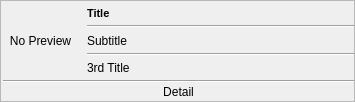
First picture: the form in ui/item.ui, repository iceanimations/customui, before the edit.
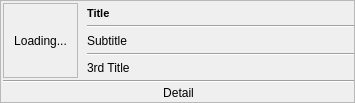
Second picture: the form after the edit.

Diff of the .ui file:
```diff
--- a/ui/item.ui
+++ b/ui/item.ui
@@ -7,7 +7,7 @@
     <x>0</x>
     <y>0</y>
     <width>355</width>
-    <height>101</height>
+    <height>103</height>
    </rect>
   </property>
   <property name="sizePolicy">
@@ -79,10 +79,10 @@
         </size>
        </property>
        <property name="frameShape">
-        <enum>QFrame::NoFrame</enum>
+        <enum>QFrame::StyledPanel</enum>
        </property>
        <property name="text">
-        <string>No Preview</string>
+        <string>Loading...</string>
        </property>
        <property name="alignment">
         <set>Qt::AlignCenter</set>
```
